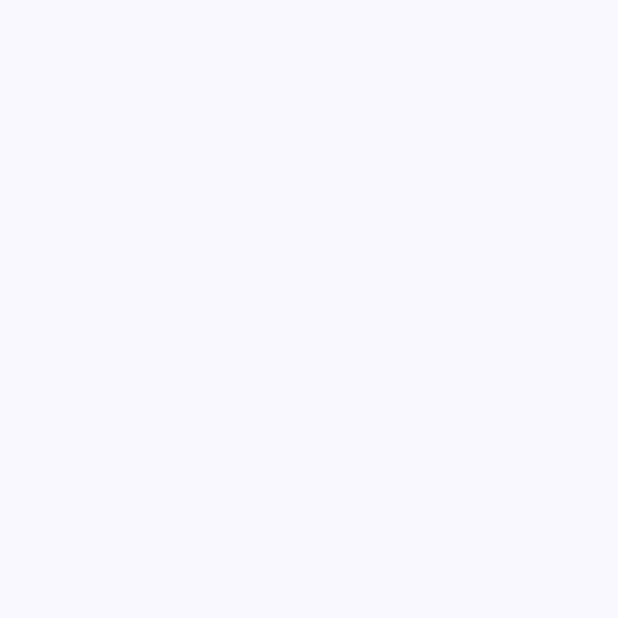
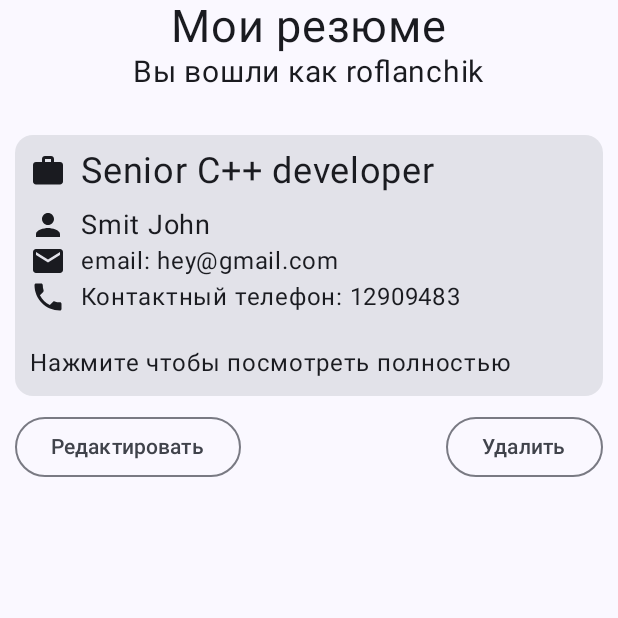
Before and after one commit to kiryuha21/JobSearchPlatformClient, an Android app built with Jetpack Compose: the ProfileScreen screen opened through its navigation route, on a phone screen of 412 x 824 dp, the top half of it. Before the commit the part shown is empty. Run offline under Robolectric (Android 15) with nearby library versions, the phone set to English and light mode, and no system bars.

Commit message:
scaffold made common for main app, made profile screen, some domain classes functions written for convenience

```diff
--- a/app/src/main/java/com/kiryuha21/jobsearchplatformclient/data/domain/Resume.kt
+++ b/app/src/main/java/com/kiryuha21/jobsearchplatformclient/data/domain/Resume.kt
@@ -5,6 +5,9 @@ data class Resume(
     val lastName: String,
     val phoneNumber: String,
     val contactEmail: String,
-    val skills: List<Skill>,
-    val workExperience: List<WorkExperience>
-)
+    val applyPosition: String,
+    val skills: List<Skill> = emptyList(),
+    val workExperience: List<WorkExperience> = emptyList()
+) {
+    fun fullName() = "$lastName $firstName"
+}
--- /dev/null
+++ b/app/src/main/java/com/kiryuha21/jobsearchplatformclient/ui/components/ResumeComponents.kt
@@ -0,0 +1,170 @@
+package com.kiryuha21.jobsearchplatformclient.ui.components
+
+import androidx.compose.animation.animateContentSize
+import androidx.compose.foundation.layout.Arrangement
+import androidx.compose.foundation.layout.Column
+import androidx.compose.foundation.layout.Row
+import androidx.compose.foundation.layout.Spacer
+import androidx.compose.foundation.layout.fillMaxWidth
+import androidx.compose.foundation.layout.height
+import androidx.compose.foundation.layout.offset
+import androidx.compose.foundation.layout.padding
+import androidx.compose.material.icons.Icons
+import androidx.compose.material.icons.filled.Build
+import androidx.compose.material.icons.filled.Email
+import androidx.compose.material.icons.filled.Person
+import androidx.compose.material.icons.filled.Phone
+import androidx.compose.material.icons.filled.Work
+import androidx.compose.material3.Card
+import androidx.compose.material3.Icon
+import androidx.compose.material3.OutlinedButton
+import androidx.compose.material3.Text
+import androidx.compose.runtime.Composable
+import androidx.compose.runtime.getValue
+import androidx.compose.runtime.mutableStateOf
+import androidx.compose.runtime.remember
+import androidx.compose.runtime.setValue
+import androidx.compose.ui.Alignment
+import androidx.compose.ui.Modifier
+import androidx.compose.ui.text.ParagraphStyle
+import androidx.compose.ui.text.buildAnnotatedString
+import androidx.compose.ui.text.style.TextIndent
+import androidx.compose.ui.text.withStyle
+import androidx.compose.ui.tooling.preview.Preview
+import androidx.compose.ui.unit.dp
+import androidx.compose.ui.unit.sp
+import com.kiryuha21.jobsearchplatformclient.data.domain.Company
+import com.kiryuha21.jobsearchplatformclient.data.domain.CompanySize
+import com.kiryuha21.jobsearchplatformclient.data.domain.PositionLevel
+import com.kiryuha21.jobsearchplatformclient.data.domain.Resume
+import com.kiryuha21.jobsearchplatformclient.data.domain.Skill
+import com.kiryuha21.jobsearchplatformclient.data.domain.SkillLevel
+import com.kiryuha21.jobsearchplatformclient.data.domain.WorkExperience
+import kotlin.text.Typography.bullet
+
+@Composable
+fun ResumeCard(resume: Resume, modifier: Modifier = Modifier) {
+    var isExpanded by remember { mutableStateOf(false) }
+    Card(
+        onClick = { isExpanded = !isExpanded },
+        modifier = modifier.padding(10.dp)
+    ) {
+        Column(
+            modifier = Modifier
+                .padding(10.dp)
+                .animateContentSize()
+        ) {
+            Row(verticalAlignment = Alignment.CenterVertically) {
+                Icon(imageVector = Icons.Filled.Work, contentDescription = "title")
+                Text(text = resume.applyPosition, fontSize = 24.sp, modifier = Modifier.offset(x = 10.dp))
+            }
+            Spacer(modifier = Modifier.height(10.dp))
+
+            Row(verticalAlignment = Alignment.CenterVertically) {
+                Icon(imageVector = Icons.Filled.Person, contentDescription = "full name")
+                Text(text = resume.fullName(), fontSize = 18.sp, modifier = Modifier.offset(x = 10.dp))
+            }
+            Row(verticalAlignment = Alignment.CenterVertically) {
+                Icon(imageVector = Icons.Filled.Email, contentDescription = "email")
+                Text(text = "email: ${resume.contactEmail}", fontSize = 16.sp, modifier = Modifier.offset(x = 10.dp))
+            }
+            Row(verticalAlignment = Alignment.CenterVertically) {
+                Icon(imageVector = Icons.Filled.Phone, contentDescription = "contact phone")
+                Text(text = "Контактный телефон: ${resume.phoneNumber}", fontSize = 16.sp, modifier = Modifier.offset(x = 10.dp))
+            }
+            Spacer(modifier = Modifier.height(10.dp))
+
+            if (isExpanded) {
+                Row(verticalAlignment = Alignment.CenterVertically) {
+                    Icon(imageVector = Icons.Filled.Build, contentDescription = "skills")
+                    Text(text = "Навыки:", fontSize = 16.sp, modifier = Modifier.offset(x = 10.dp))
+                }
+                for (skill in resume.skills) {
+                    Text(
+                        buildAnnotatedString {
+                            withStyle(style = ParagraphStyle(textIndent = TextIndent(firstLine = 19.sp))) {
+                                append(bullet)
+                                append("\t\t")
+                                append(skill.toString())
+                            }
+                        }
+                    )
+                }
+                Spacer(modifier = Modifier.height(10.dp))
+
+                Row(verticalAlignment = Alignment.CenterVertically) {
+                    Icon(imageVector = Icons.Filled.Build, contentDescription = "work experience")
+                    Text(text = "Стаж работы:", fontSize = 16.sp, modifier = Modifier.offset(x = 10.dp))
+                }
+                for (experience in resume.workExperience) {
+                    Text(
+                        buildAnnotatedString {
+                            withStyle(style = ParagraphStyle(textIndent = TextIndent(firstLine = 19.sp))) {
+                                append(bullet)
+                                append("\t\t")
+                                append(experience.workMonthsFormatted())
+                                append(" в ${experience.company.name} как ${experience.positionFormatted()}")
+                            }
+                        }
+                    )
+                }
+                Spacer(modifier = Modifier.height(10.dp))
+            } else {
+                Column(horizontalAlignment = Alignment.CenterHorizontally) {
+                    Spacer(modifier = Modifier.height(10.dp))
+                    Text(text = "Нажмите чтобы посмотреть полностью")
+                }
+            }
+        }
+    }
+}
+
+@Composable
+fun ResumeCardWrapper(resume: Resume, modifier: Modifier = Modifier) {
+    Column(
+        modifier = modifier
+    ) {
+        ResumeCard(resume = resume, modifier = Modifier.fillMaxWidth())
+        Row(
+            horizontalArrangement = Arrangement.SpaceBetween,
+            modifier = Modifier.fillMaxWidth().padding(horizontal = 10.dp)
+        ) {
+            OutlinedButton(onClick = { /*TODO*/ }) {
+                Text(text = "Редактировать")
+            }
+            OutlinedButton(onClick = { /*TODO*/ }) {
+                Text(text = "Удалить")
+            }
+        }
+    }
+}
+
+@Preview(showBackground = true)
+@Composable
+fun CardPreview() {
+    ResumeCard(resume = Resume(
+        "John",
+        "Smit",
+        "12909483",
+        "hey@gmail.com",
+        "Senior C++ developer",
+        listOf(
+            Skill(
+                "C++ development",
+                SkillLevel.HasCommercialProjects
+            )
+        ),
+        listOf(
+            WorkExperience(
+                Company(
+                    "yandex",
+                    CompanySize.Big
+                ),
+                "C++ developer",
+                PositionLevel.Lead,
+                100500,
+                420
+            )
+        )
+    ))
+}
--- a/app/src/main/java/com/kiryuha21/jobsearchplatformclient/ui/navigation/NavigationController.kt
+++ b/app/src/main/java/com/kiryuha21/jobsearchplatformclient/ui/navigation/NavigationController.kt
@@ -1,6 +1,12 @@
 package com.kiryuha21.jobsearchplatformclient.ui.navigation
 
+import androidx.compose.foundation.layout.padding
 import androidx.compose.runtime.Composable
+import androidx.compose.runtime.LaunchedEffect
+import androidx.compose.runtime.MutableState
+import androidx.compose.runtime.mutableStateOf
+import androidx.compose.runtime.saveable.rememberSaveable
+import androidx.compose.ui.Modifier
 import androidx.lifecycle.viewmodel.compose.viewModel
 import androidx.navigation.NavController
 import androidx.navigation.NavGraphBuilder
@@ -8,24 +14,27 @@ import androidx.navigation.compose.NavHost
 import androidx.navigation.compose.composable
 import androidx.navigation.compose.navigation
 import androidx.navigation.compose.rememberNavController
-import com.kiryuha21.jobsearchplatformclient.data.domain.CurrentUser
 import com.kiryuha21.jobsearchplatformclient.ui.contract.AuthContract
 import com.kiryuha21.jobsearchplatformclient.ui.screens.HomeScreen
 import com.kiryuha21.jobsearchplatformclient.ui.screens.LogInScreen
+import com.kiryuha21.jobsearchplatformclient.ui.screens.ProfileScreen
 import com.kiryuha21.jobsearchplatformclient.ui.screens.ResetPasswordScreen
 import com.kiryuha21.jobsearchplatformclient.ui.screens.SignUpScreen
 import com.kiryuha21.jobsearchplatformclient.ui.viewmodel.AuthViewModel
 import com.kiryuha21.jobsearchplatformclient.ui.viewmodel.HomePageViewModel
 
-fun NavGraphBuilder.addAuthentication(navController: NavController) =
+fun NavGraphBuilder.addAuthentication(navController: NavController, shouldShowAppBar: MutableState<Boolean>) =
     with(NavigationGraph.Authentication) {
         navigation(
             startDestination = LogIn,
             route = route
         ) {
             composable(LogIn) {
-                val viewModel =
-                    it.sharedAuthViewModel(navController = navController) as AuthViewModel
+                val viewModel = it.sharedAuthViewModel(navController = navController) as AuthViewModel
+                LaunchedEffect(key1 = Unit) {
+                    shouldShowAppBar.value = false
+                }
+
                 LogInScreen(
                     viewState = viewModel.viewState,
                     userData = viewModel.userData,
@@ -37,8 +46,8 @@ fun NavGraphBuilder.addAuthentication(navController: NavController) =
                 )
             }
             composable(SignUp) {
-                val viewModel =
-                    it.sharedAuthViewModel(navController = navController) as AuthViewModel
+                val viewModel = it.sharedAuthViewModel(navController = navController) as AuthViewModel
+
                 SignUpScreen(
                     viewState = viewModel.viewState,
                     userData = viewModel.userData,
@@ -49,8 +58,8 @@ fun NavGraphBuilder.addAuthentication(navController: NavController) =
                     })
             }
             composable(ResetPassword) {
-                val viewModel =
-                    it.sharedAuthViewModel(navController = navController) as AuthViewModel
+                val viewModel = it.sharedAuthViewModel(navController = navController) as AuthViewModel
+
                 ResetPasswordScreen(
                     viewState = viewModel.viewState,
                     userData = viewModel.userData,
@@ -64,22 +73,22 @@ fun NavGraphBuilder.addAuthentication(navController: NavController) =
         }
     }
 
-fun NavGraphBuilder.addMainApp(navController: NavController) = with(NavigationGraph.MainApp) {
+fun NavGraphBuilder.addMainApp(navController: NavController, shouldShowAppBar: MutableState<Boolean>) =
+    with(NavigationGraph.MainApp) {
     navigation(
         startDestination = HomeScreen,
         route = route
     ) {
         composable(HomeScreen) {
-            val viewModel: HomePageViewModel =
-                viewModel(factory = HomePageViewModel.provideFactory(navController))
-            HomeScreen(
-                viewModel,
-                navController::navigate,
-                CurrentUser.userInfo.login
-            )
+            val viewModel: HomePageViewModel = viewModel(factory = HomePageViewModel.provideFactory(navController))
+            LaunchedEffect(key1 = Unit) {
+                shouldShowAppBar.value = true
+            }
+
+            HomeScreen(viewModel)
         }
         composable(Profile) {
-
+            ProfileScreen()
         }
     }
 }
@@ -87,11 +96,27 @@ fun NavGraphBuilder.addMainApp(navController: NavController) = with(NavigationGr
 @Composable
 fun NavigationController() {
     val navController = rememberNavController()
-    NavHost(
-        navController = navController,
-        startDestination = NavigationGraph.Authentication.route,
-    ) {
-        addAuthentication(navController)
-        addMainApp(navController)
+    val shouldShowTopBar = rememberSaveable { mutableStateOf(true) }
+
+    MainAppScaffold(
+        navigateFunction = navController::navigate,
+        onLogOut = {
+            navController.navigate(NavigationGraph.Authentication.LogIn) {
+                popUpTo(NavigationGraph.MainApp.route) {
+                    inclusive = true
+                }
+            }
+        },
+        shouldShowTopBar = shouldShowTopBar.value
+    ) { paddingValues ->
+        NavHost(
+            navController = navController,
+            startDestination = NavigationGraph.Authentication.route,
+            modifier = Modifier.padding(paddingValues)
+        ) {
+            addAuthentication(navController, shouldShowTopBar)
+            addMainApp(navController, shouldShowTopBar)
+        }
     }
+
 }
--- a/app/src/main/java/com/kiryuha21/jobsearchplatformclient/ui/components/HomeScreenComponents.kt
+++ b/app/src/main/java/com/kiryuha21/jobsearchplatformclient/ui/navigation/NavigationDrawer.kt
@@ -1,8 +1,9 @@
-package com.kiryuha21.jobsearchplatformclient.ui.components
+package com.kiryuha21.jobsearchplatformclient.ui.navigation
 
 import androidx.compose.foundation.Image
 import androidx.compose.foundation.layout.Box
 import androidx.compose.foundation.layout.Column
+import androidx.compose.foundation.layout.PaddingValues
 import androidx.compose.foundation.layout.Row
 import androidx.compose.foundation.layout.Spacer
 import androidx.compose.foundation.layout.fillMaxHeight
@@ -19,6 +20,7 @@ import androidx.compose.material3.IconButton
 import androidx.compose.material3.ModalDrawerSheet
 import androidx.compose.material3.ModalNavigationDrawer
 import androidx.compose.material3.NavigationDrawerItem
+import androidx.compose.material3.Scaffold
 import androidx.compose.material3.Text
 import androidx.compose.material3.TopAppBar
 import androidx.compose.material3.rememberDrawerState
@@ -36,7 +38,7 @@ import androidx.compose.ui.unit.dp
 import androidx.compose.ui.unit.sp
 import com.kiryuha21.jobsearchplatformclient.R
 import com.kiryuha21.jobsearchplatformclient.data.domain.CurrentUser
-import com.kiryuha21.jobsearchplatformclient.ui.navigation.navigationDrawerItems
+import com.kiryuha21.jobsearchplatformclient.ui.components.Title
 import kotlinx.coroutines.launch
 
 // TODO: make real user info loading
@@ -44,7 +46,7 @@ import kotlinx.coroutines.launch
 fun DrawerMiniProfile(modifier: Modifier = Modifier) {
     Column(
         horizontalAlignment = Alignment.CenterHorizontally,
-        modifier = modifier.padding(start=15.dp)
+        modifier = modifier.padding(start = 15.dp)
     ) {
         Image(
             painter = painterResource(id = R.drawable.default_avatar),
@@ -52,7 +54,7 @@ fun DrawerMiniProfile(modifier: Modifier = Modifier) {
             modifier = Modifier
                 .size(120.dp)
         )
-        Text("Hello, ${CurrentUser.userInfo.login}!")
+        Text("Hello, ${CurrentUser.userInfo.value.login}!")
     }
 }
 
@@ -67,7 +69,10 @@ fun LogOutNavigationItem(selected: Boolean, onClick: () -> Unit, modifier: Modif
         NavigationDrawerItem(
             label = {
                 Row {
-                    Icon(imageVector = Icons.AutoMirrored.Filled.Logout, contentDescription = "log out")
+                    Icon(
+                        imageVector = Icons.AutoMirrored.Filled.Logout,
+                        contentDescription = "log out"
+                    )
                     Text(text = "Выйти")
                 }
             },
@@ -82,6 +87,7 @@ fun LogOutNavigationItem(selected: Boolean, onClick: () -> Unit, modifier: Modif
 fun NavigationDrawer(
     navigateFunction: (String) -> Unit,
     onLogOut: () -> Unit,
+    gesturesEnabled: Boolean,
     modifier: Modifier = Modifier,
     content: @Composable (() -> Unit) -> Unit
 ) {
@@ -106,23 +112,31 @@ fun NavigationDrawer(
                         },
                         selected = index == selectedItemIndex,
                         onClick = {
-                            selectedItemIndex = index
+                            if (index != selectedItemIndex) {
+                                selectedItemIndex = index
+                                navigateFunction(item.navigationRoute)
+                            }
+
                             scope.launch {
                                 drawerState.close()
                             }
-                            navigateFunction(item.navigationRoute)
                         })
                 }
 
                 val logOutIndex = navigationDrawerItems.size
                 LogOutNavigationItem(
                     selected = selectedItemIndex == logOutIndex,
-                    onClick = onLogOut
+                    onClick = {
+                        scope.launch {
+                            drawerState.close()
+                            onLogOut()
+                        }
+                    }
                 )
             }
         },
         drawerState = drawerState,
-        gesturesEnabled = true,
+        gesturesEnabled = gesturesEnabled,
         modifier = modifier,
         content = {
             content {
@@ -153,3 +167,26 @@ fun AppBar(onClick: () -> Unit, modifier: Modifier = Modifier) {
         modifier = modifier
     )
 }
+
+@Composable
+fun MainAppScaffold(
+    navigateFunction: (String) -> Unit,
+    onLogOut: () -> Unit,
+    shouldShowTopBar: Boolean,
+    content: @Composable (PaddingValues) -> Unit
+) {
+    NavigationDrawer(
+        navigateFunction = navigateFunction,
+        onLogOut = onLogOut,
+        gesturesEnabled = shouldShowTopBar
+    ) { onOpenDrawer ->
+        Scaffold(
+            topBar = {
+                if (shouldShowTopBar) {
+                    AppBar(onClick = onOpenDrawer)
+                }
+            },
+            content = content
+        )
+    }
+}
--- a/app/src/main/java/com/kiryuha21/jobsearchplatformclient/ui/navigation/NavigationDrawerItems.kt
+++ b/app/src/main/java/com/kiryuha21/jobsearchplatformclient/ui/navigation/NavigationDrawerItems.kt
@@ -3,9 +3,11 @@ package com.kiryuha21.jobsearchplatformclient.ui.navigation
 import androidx.compose.material.icons.Icons
 import androidx.compose.material.icons.filled.AccountCircle
 import androidx.compose.material.icons.filled.Home
+import androidx.compose.material.icons.filled.Settings
 import com.kiryuha21.jobsearchplatformclient.data.domain.NavigationDrawerItem
 
 val navigationDrawerItems = listOf(
     NavigationDrawerItem(Icons.Filled.Home, "Вакансии", NavigationGraph.MainApp.HomeScreen),
-    NavigationDrawerItem(Icons.Filled.AccountCircle, "Профиль", NavigationGraph.MainApp.Profile)
+    NavigationDrawerItem(Icons.Filled.AccountCircle, "Профиль", NavigationGraph.MainApp.Profile),
+    NavigationDrawerItem(Icons.Filled.Settings, "Настройки", NavigationGraph.MainApp.Settings)
 )
--- a/app/src/main/java/com/kiryuha21/jobsearchplatformclient/ui/navigation/NavigationGraph.kt
+++ b/app/src/main/java/com/kiryuha21/jobsearchplatformclient/ui/navigation/NavigationGraph.kt
@@ -31,5 +31,6 @@ object NavigationGraph {
         const val route = "MainApp"
         const val HomeScreen = "Home Screen"
         const val Profile = "Profile"
+        const val Settings = "Settings"
     }
 }
--- /dev/null
+++ b/app/src/main/java/com/kiryuha21/jobsearchplatformclient/ui/screens/ProfileScreen.kt
@@ -0,0 +1,33 @@
+package com.kiryuha21.jobsearchplatformclient.ui.screens
+
+import androidx.compose.foundation.layout.Column
+import androidx.compose.foundation.layout.Spacer
+import androidx.compose.foundation.layout.fillMaxWidth
+import androidx.compose.foundation.layout.height
+import androidx.compose.foundation.lazy.LazyColumn
+import androidx.compose.foundation.lazy.items
+import androidx.compose.runtime.Composable
+import androidx.compose.ui.Alignment
+import androidx.compose.ui.Modifier
+import androidx.compose.ui.unit.dp
+import androidx.compose.ui.unit.sp
+import com.kiryuha21.jobsearchplatformclient.data.domain.CurrentUser
+import com.kiryuha21.jobsearchplatformclient.ui.components.ResumeCardWrapper
+import com.kiryuha21.jobsearchplatformclient.ui.components.Title
+
+@Composable
+fun ProfileScreen() {
+    Column(
+        horizontalAlignment = Alignment.CenterHorizontally,
+        modifier = Modifier.fillMaxWidth()
+    ) {
+        Title(text = "Мои резюме", fontSize = 30.sp)
+        Title(text = "Вы вошли как ${CurrentUser.userInfo.value.login}", fontSize = 20.sp)
+        Spacer(modifier = Modifier.height(20.dp))
+        LazyColumn {
+            items(CurrentUser.userInfo.value.resumes) {
+                ResumeCardWrapper(resume = it, modifier = Modifier.fillMaxWidth())
+            }
+        }
+    }
+}
```
Also changed, not shown: app/src/main/java/com/kiryuha21/jobsearchplatformclient/data/domain/CurrentUser.kt (+11 -3 lines), app/src/main/java/com/kiryuha21/jobsearchplatformclient/data/domain/Skill.kt (+9 -1 lines), app/src/main/java/com/kiryuha21/jobsearchplatformclient/data/domain/WorkExperience.kt (+7 -1 lines), app/src/main/java/com/kiryuha21/jobsearchplatformclient/ui/screens/HomeScreen.kt (+2 -18 lines), app/src/main/java/com/kiryuha21/jobsearchplatformclient/ui/screens/LogInScreen.kt (+13 -2 lines).
